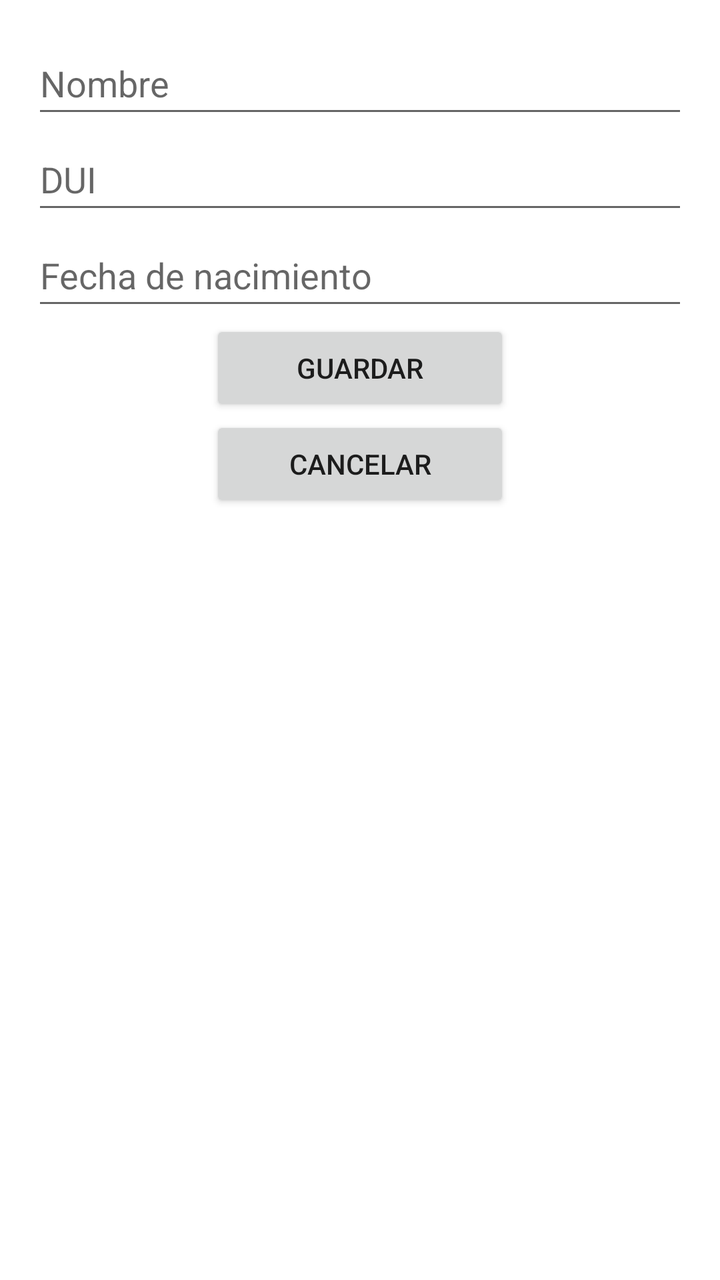
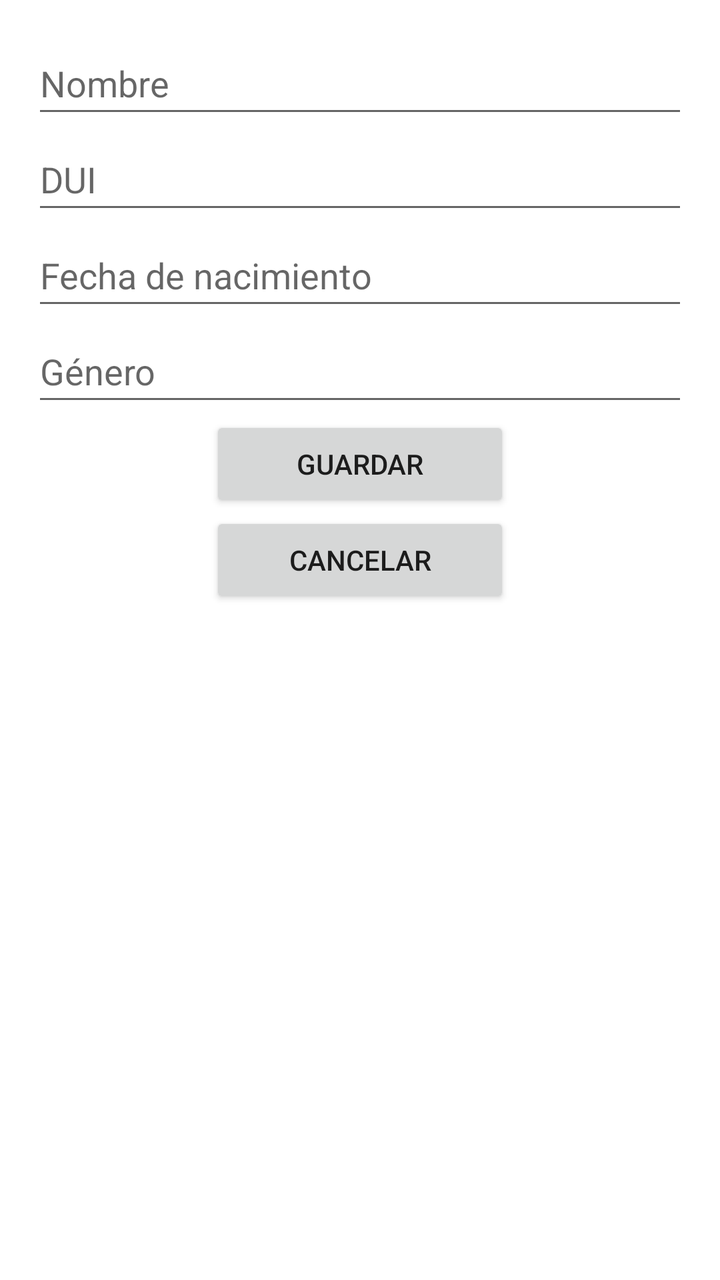

An Android layout rendered at two revisions. The XML below is the earlier revision; the diff shows what the commit changed to produce the second picture.
<!-- AndroidManifest.xml: application theme Theme.Guia08_FirebaseDBRealTime -->
<!-- res/layout/activity_add_persona.xml -->
<?xml version="1.0" encoding="utf-8"?>
<LinearLayout xmlns:android="http://schemas.android.com/apk/res/android"
    android:id="@+id/main"
    android:layout_width="match_parent"
    android:layout_height="match_parent"
    android:orientation="vertical"
    android:padding="16dp">

    <EditText
        android:id="@+id/edtNombre"
        android:layout_width="match_parent"
        android:layout_height="wrap_content"
        android:hint="Nombre"
        android:inputType="text"
        android:minHeight="48dp" />

    <EditText
        android:id="@+id/edtDUI"
        android:layout_width="match_parent"
        android:layout_height="wrap_content"
        android:hint="DUI"
        android:inputType="text"
        android:minHeight="48dp" />

    <EditText
        android:id="@+id/edtFechaNacimiento"
        android:layout_width="match_parent"
        android:layout_height="wrap_content"
        android:hint="Fecha de nacimiento"
        android:inputType="date"
        android:minHeight="48dp" />

    <Button
        android:id="@+id/btnGuardar"
        android:layout_width="150dp"
        android:layout_height="wrap_content"
        android:layout_gravity="center_horizontal"
        android:onClick="guardar"
        android:text="Guardar" />

    <Button
        android:id="@+id/btnCancelar"
        android:layout_width="150dp"
        android:layout_height="wrap_content"
        android:layout_gravity="center_horizontal"
        android:onClick="cancelar"
        android:text="Cancelar" />

</LinearLayout>
<!-- resources referenced by this layout -->
<resources>
  <style name="Theme.Guia08_FirebaseDBRealTime" parent="Base.Theme.Guia08_FirebaseDBRealTime" />
  <style name="Base.Theme.Guia08_FirebaseDBRealTime" parent="Theme.MaterialComponents.DayNight.DarkActionBar">
          <item name="colorPrimary">@color/purple_500</item>
          <item name="colorPrimaryVariant">@color/purple_700</item>
          <item name="colorOnPrimary">@color/white</item>
  
          
          <item name="colorSecondary">@color/teal_200</item>
          <item name="colorSecondaryVariant">@color/teal_700</item>
          <item name="colorOnSecondary">@color/black</item>
  
          
          <item name="android:statusBarColor">?attr/colorPrimaryVariant</item>
      </style>
  <color name="purple_500">#FF6200EE</color>
  <color name="purple_700">#FF3700B3</color>
  <color name="white">#FFFFFFFF</color>
  <color name="teal_200">#FF03DAC5</color>
  <color name="teal_700">#FF018786</color>
  <color name="black">#FF000000</color>
</resources>

<!-- the commit's change to res/layout/activity_add_persona.xml (unified diff, before → after) -->
@@ -30,6 +30,14 @@
         android:inputType="date"
         android:minHeight="48dp" />
 
+    <EditText
+        android:id="@+id/edtGenero"
+        android:layout_width="match_parent"
+        android:layout_height="wrap_content"
+        android:hint="Género"
+        android:inputType="text"
+        android:minHeight="48dp" />
+
     <Button
         android:id="@+id/btnGuardar"
         android:layout_width="150dp"
